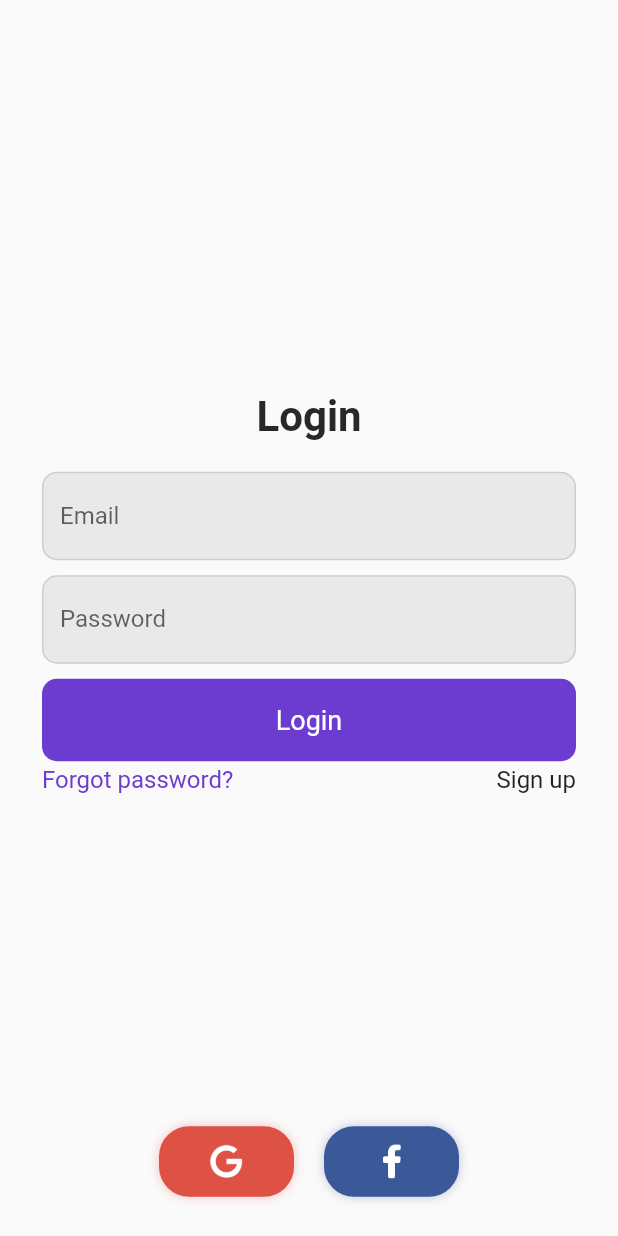
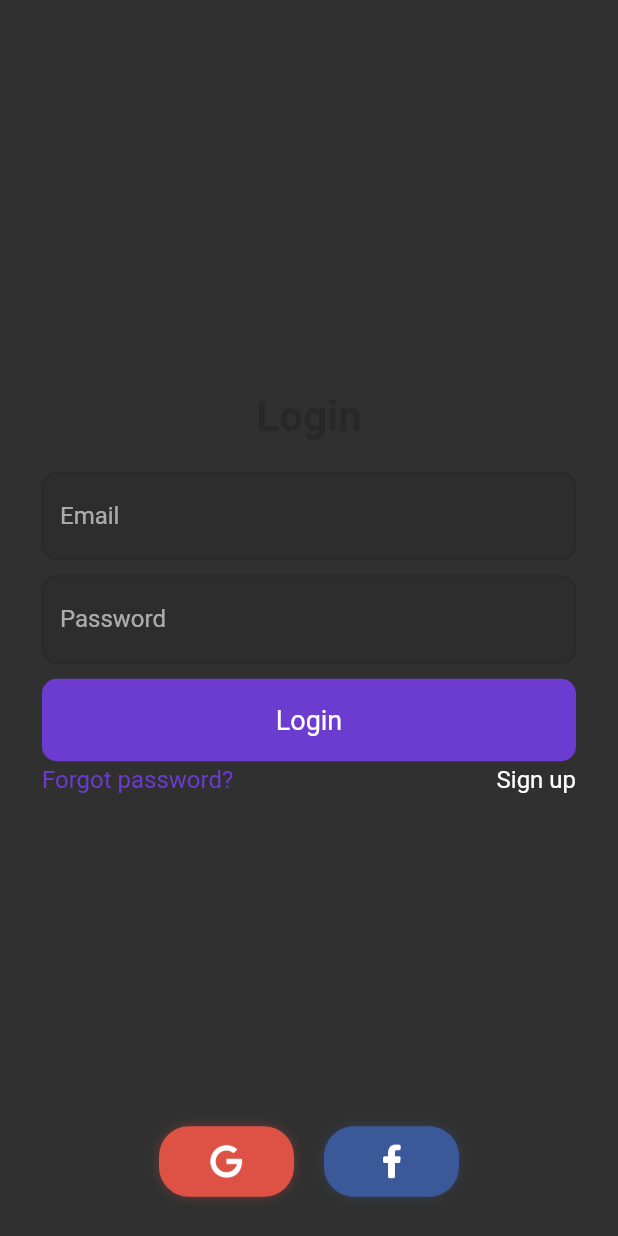
Before and after one commit to zotovy/habits_plus, a Flutter app: the screen it shows after launch, on a phone screen of 412 x 824 dp. Run offline on Flutter 3.47's test engine with Material 2 defaults, Android fonts, the phone set to English and light mode, and no system bars; our stand-ins replace cloud_firestore, firebase_auth, firebase_storage, google_sign_in; missing offline and left inert: date_util, flutter_facebook_login; accounts and stored records are empty; project files that could hold a hidden picture were left out.

Commit message:
Fix darkmode

```diff
--- a/lib/main.dart
+++ b/lib/main.dart
@@ -21,7 +21,7 @@ class MyApp extends StatelessWidget {
     return MultiProvider(
       providers: [
         ChangeNotifierProvider<ThemeModel>(
-          create: (_) => lightMode,
+          create: (_) => darkMode,
         ),
         ChangeNotifierProvider<UserData>(
           create: (_) => UserData(),
--- a/lib/util/constant.dart
+++ b/lib/util/constant.dart
@@ -31,7 +31,7 @@ ThemeModel darkMode = ThemeModel(
     brightness: Brightness.dark,
     primaryColor: Color(0xFF6C3CD1),
     disabledColor: Colors.white12,
-    backgroundColor: Colors.black,
+    backgroundColor: Color(0xFF161616),
     textSelectionColor: Colors.white70,
     textSelectionHandleColor: Colors.white,
     accentColor: Color(0xFF6C3CD1),
```
